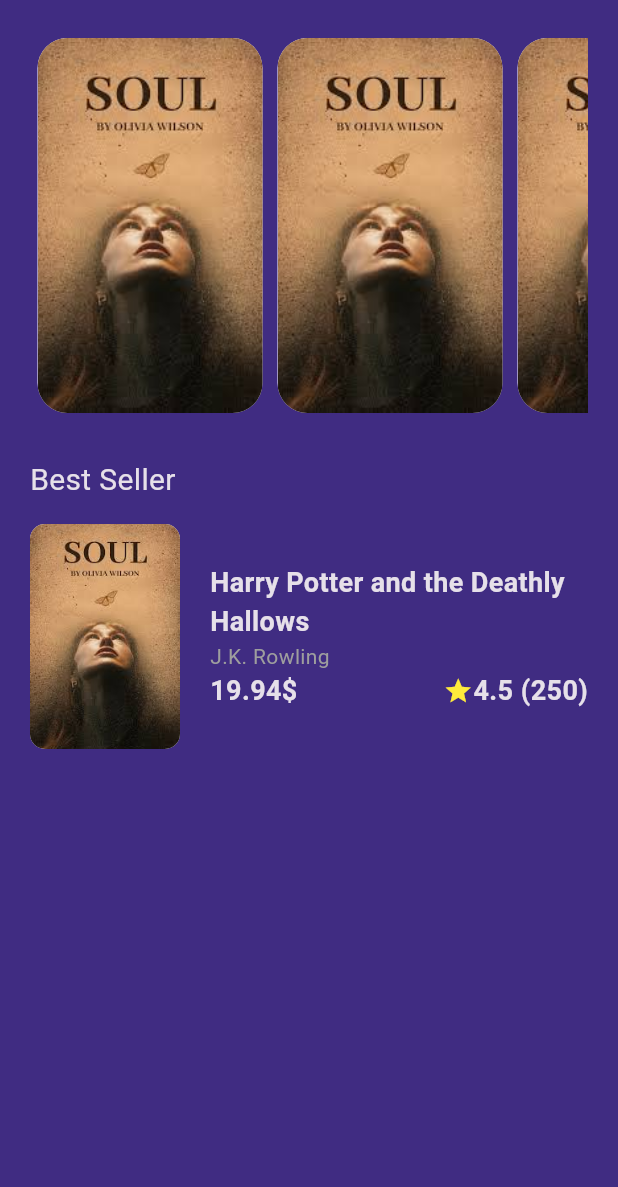
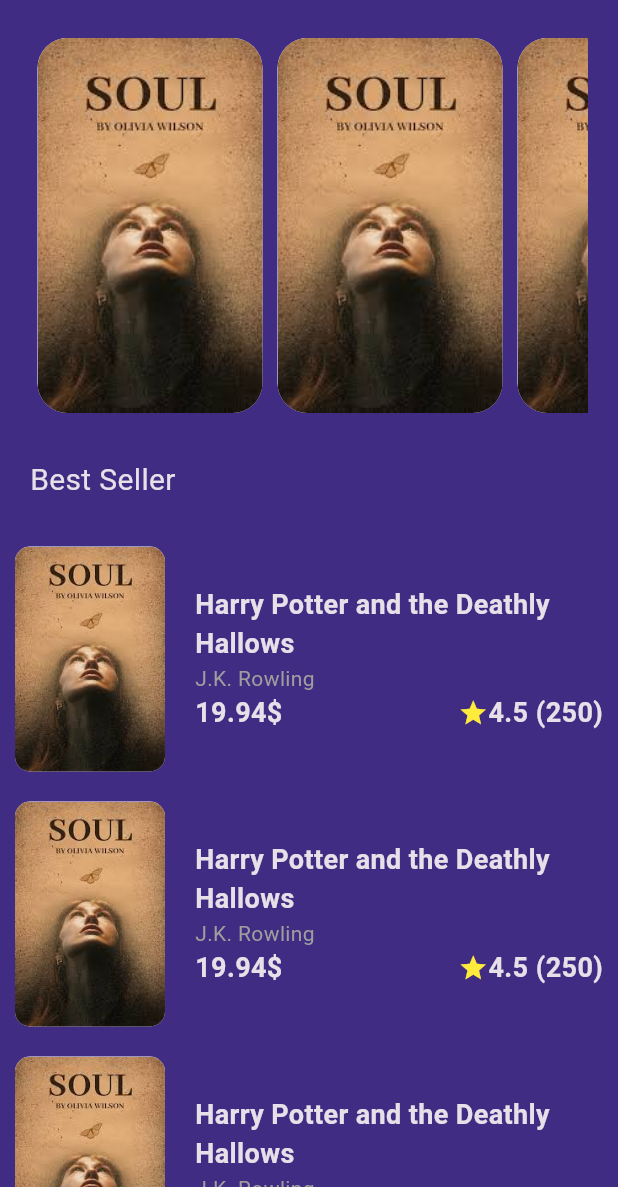
Before and after one commit to mahmoudeid77/BooklyApp, a Flutter app: the screen it shows after launch, on a phone screen of 412 x 824 dp, the part 49-1236 px from its top. Run offline on Flutter 3.47's test engine with Material 3 defaults, Android fonts, the phone set to English and light mode, and no system bars; our stand-ins replace get, google_fonts, lottie; network calls fail; Roboto replaces fonts that are missing (GT Sectra Fine).

Commit message:
list of best seller items done

```diff
--- a/lib/features/home/presentation/widgets/best_seller_items.dart
+++ b/lib/features/home/presentation/widgets/best_seller_items.dart
@@ -8,7 +8,9 @@ class BestSellerItem extends StatelessWidget {
 
   @override
   Widget build(BuildContext context) {
-    return Row(
+    return Padding(
+      padding: const EdgeInsets.all(10),
+      child: Row(
         children: [
           Container(
             width: 100,
@@ -32,6 +34,7 @@ class BestSellerItem extends StatelessWidget {
             ),
           )
         ],
+      ),
     );
   }
 }
--- /dev/null
+++ b/lib/features/home/presentation/widgets/featured_book_list_view.dart
@@ -0,0 +1,18 @@
+
+
+import 'package:flutter/material.dart';
+import 'package:flutter_application_1/features/home/presentation/widgets/featured_list_item.dart';
+
+class FeaturedBooksListView extends StatelessWidget {
+  const FeaturedBooksListView({super.key});
+
+  @override
+  Widget build(BuildContext context) {
+    return ListView.builder(
+      itemCount: 5,
+      scrollDirection: Axis.horizontal,
+      itemBuilder: (context, index) {
+      return const FeaturedListItem();
+    });
+  }
+}
--- a/lib/features/home/presentation/widgets/featured_list_item.dart
+++ b/lib/features/home/presentation/widgets/featured_list_item.dart
@@ -8,7 +8,7 @@ class FeaturedListItem extends StatelessWidget {
   @override
   Widget build(BuildContext context) {
     return Container(
-      margin: EdgeInsets.symmetric(horizontal: 5),
+      margin: EdgeInsets.symmetric(horizontal: 5,),
       height: 200,
       width: 150,
   decoration: BoxDecoration(
--- a/lib/features/home/presentation/widgets/home_view_body.dart
+++ b/lib/features/home/presentation/widgets/home_view_body.dart
@@ -3,14 +3,19 @@ import 'package:flutter_application_1/core/utilis/assets.dart';
 import 'package:flutter_application_1/core/utilis/styles.dart';
 import 'package:flutter_application_1/features/home/presentation/widgets/best_seller_items.dart';
 import 'package:flutter_application_1/features/home/presentation/widgets/customAppBar.dart';
+import 'package:flutter_application_1/features/home/presentation/widgets/featured_book_list_view.dart';
 import 'package:flutter_application_1/features/home/presentation/widgets/featured_list_item.dart';
+import 'package:flutter_application_1/features/home/presentation/widgets/list_of_best_seller_items_view.dart';
 
 class HomeViewBody extends StatelessWidget {
   const HomeViewBody({super.key});
 
   @override
   Widget build(BuildContext context) {
-    return SingleChildScrollView(
+    return CustomScrollView(
+      physics: const BouncingScrollPhysics(),
+      slivers: [
+        SliverToBoxAdapter(
           child: Padding(
            padding: const EdgeInsets.symmetric(horizontal: 20),
             child: Column(
@@ -21,29 +26,25 @@ class HomeViewBody extends StatelessWidget {
                 SizedBox(
                   height: 250,
                   child: FeaturedBooksListView()),
-
                   SizedBox(height: 30,),
                  Text('Best Seller',style: AppStyles.textStyle20,),
-                 SizedBox(height: 15,),
-                 BestSellerItem()
+                 SizedBox(height: 20,),
+
               ],
             ),
           ),
-    );
+
+        ),
+        SliverToBoxAdapter(
+          child: ListOfBestSellerItemsView(),
+        )
+        //  const SliverFillRemaining(
+        //   child: Padding(
+        //     padding: EdgeInsets.symmetric(horizontal: 30),
+        //     child:ListOfBestSellerItemsView(),
+        //   ),
+        // ),
+      ],
+    ) ;
   }
 }
-
-
-class FeaturedBooksListView extends StatelessWidget {
-  const FeaturedBooksListView({super.key});
-
-  @override
-  Widget build(BuildContext context) {
-    return ListView.builder(
-      itemCount: 5,
-      scrollDirection: Axis.horizontal,
-      itemBuilder: (context, index) {
-      return const FeaturedListItem();
-    });
-  }
-}
--- /dev/null
+++ b/lib/features/home/presentation/widgets/list_of_best_seller_items_view.dart
@@ -0,0 +1,20 @@
+import 'package:flutter/material.dart';
+import 'package:flutter_application_1/features/home/presentation/widgets/best_seller_items.dart';
+
+class ListOfBestSellerItemsView extends StatelessWidget {
+  const ListOfBestSellerItemsView({super.key});
+
+  @override
+  Widget build(BuildContext context) {
+    return Expanded(
+      child: ListView.builder(
+        shrinkWrap: true,
+        physics: NeverScrollableScrollPhysics(),
+        itemCount: 12,
+        itemBuilder: (context,index){
+
+        return BestSellerItem();
+      }),
+    );
+  }
+}
--- a/lib/features/presentation/views/widgets/splash_view_body.dart
+++ b/lib/features/presentation/views/widgets/splash_view_body.dart
@@ -16,7 +16,7 @@ class _SplashViewBodyState extends State<SplashViewBody> {
 
     super.initState();
     Future.delayed(const Duration(seconds: 5),(){
-      Get.to(() => HomeView(),transition: Transition.fadeIn,duration: Duration(milliseconds: 500));
+      Get.to(() => HomeView(),transition: Transition.leftToRight,duration: Duration(milliseconds: 2000));
     });
   }
   Widget build(BuildContext context) {
```
Lines whose indentation alone changed are shown as unchanged.
